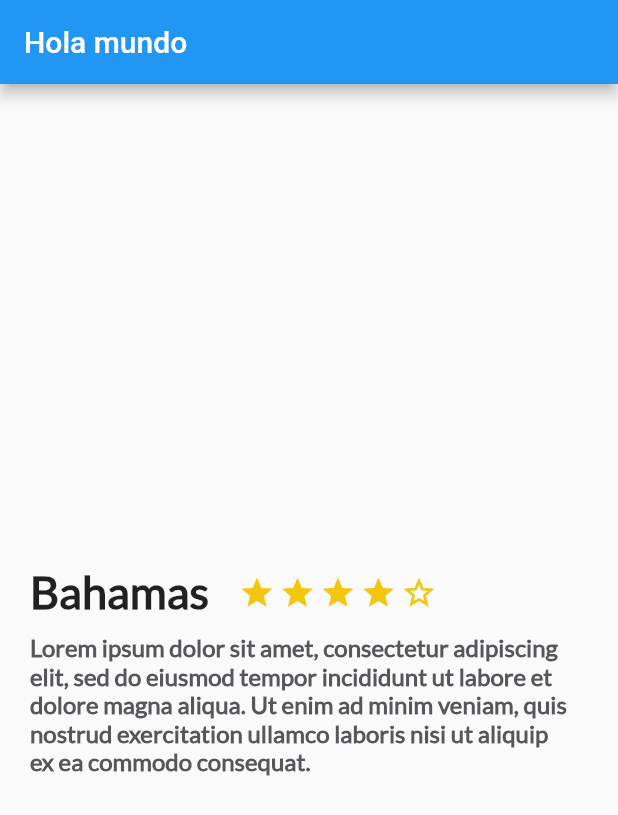
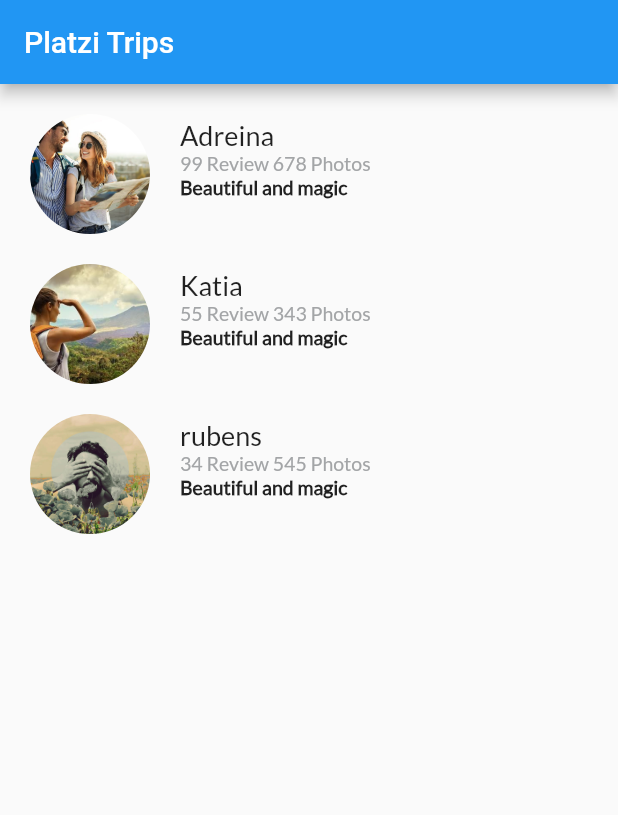
Before and after one commit to RubenToroG/platzi_trips_app, a Flutter app: the screen it shows after launch, on a phone screen of 412 x 824 dp. Shown: the top 815 px of the screen. Run offline on Flutter 3.47's test engine with Material 2 defaults, Android fonts, the phone set to English and light mode, and no system bars.

Commit message:
Seccion de reviews

```diff
--- a/lib/main.dart
+++ b/lib/main.dart
@@ -1,5 +1,6 @@
 import 'package:flutter/material.dart';
 import 'description_place.dart';
+import 'review_list.dart';
 
 void main() {
   runApp(MyApp());
@@ -28,9 +29,10 @@ class MyApp extends StatelessWidget {
         ),
         home: Scaffold(
           appBar: AppBar(
-            title: Text("Hola mundo"),
+            title: Text("Platzi Trips"),
           ),
-          body: new DescriptionPlace("Bahamas", 4, descriptionDummy),
+          //body: new DescriptionPlace("Cali - Colombia", 4, descriptionDummy),
+          body: ReviewList(),
         ));
   }
 }
--- /dev/null
+++ b/lib/review.dart
@@ -0,0 +1,64 @@
+import 'package:flutter/material.dart';
+
+class Review extends StatelessWidget {
+  String pathImage;
+  String name;
+  String details;
+  String comment;
+
+  Review(this.pathImage, this.name, this.details,
+      this.comment); //constructor que recibe el pathImage
+
+  @override
+  Widget build(BuildContext context) {
+    //TODO: implement build
+
+    final userComment = Container(
+      margin: EdgeInsets.only(left: 20.0),
+      child: Text(
+        comment,
+        textAlign: TextAlign.left,
+        style: TextStyle(
+            fontFamily: "Lato", fontSize: 13.0, fontWeight: FontWeight.w900),
+      ),
+    );
+
+    final userInfo = Container(
+      margin: EdgeInsets.only(left: 20.0),
+      child: Text(
+        details,
+        textAlign: TextAlign.left,
+        style: TextStyle(
+            fontFamily: "Lato", fontSize: 13.0, color: Color(0xFFa3a5a7)),
+      ),
+    );
+
+    final userName = Container(
+      margin: EdgeInsets.only(left: 20.0),
+      child: Text(
+        name,
+        textAlign: TextAlign.left,
+        style: TextStyle(fontFamily: "Lato", fontSize: 18.0),
+      ),
+    );
+
+    final userDetails = Column(
+      crossAxisAlignment: CrossAxisAlignment.start,
+      children: <Widget>[userName, userInfo, userComment],
+    );
+
+    final photo = Container(
+      margin: EdgeInsets.only(top: 20.0, left: 20.0),
+      width: 80.0,
+      height: 80.0,
+      decoration: BoxDecoration(
+          shape: BoxShape.circle,
+          image:
+              DecorationImage(fit: BoxFit.cover, image: AssetImage(pathImage))),
+    );
+
+    return Row(
+      children: <Widget>[photo, userDetails],
+    );
+  }
+}
--- /dev/null
+++ b/lib/review_list.dart
@@ -0,0 +1,21 @@
+import 'package:flutter/material.dart';
+import 'review.dart';
+
+class ReviewList extends StatelessWidget {
+  @override
+  Widget build(BuildContext context) {
+    //TODO: implement build
+
+    return Column(
+      crossAxisAlignment: CrossAxisAlignment.start,
+      children: <Widget>[
+        new Review("assets/img/photo.jpg", "Adreina", "99 Review 678 Photos",
+            "Beautiful and magic"),
+        new Review("assets/img/photo3.jpg", "Katia", "55 Review 343 Photos",
+            "Beautiful and magic"),
+        new Review("assets/img/photo2.jpg", "rubens", "34 Review 545 Photos",
+            "Beautiful and magic")
+      ],
+    );
+  }
+}
--- a/pubspec.yaml
+++ b/pubspec.yaml
@@ -46,8 +46,7 @@ flutter:
 
   # To add assets to your application, add an assets section, like this:
   assets:
-    - img/spacex.jpg
-  #   - images/a_dot_ham.jpeg
+    - assets/img/
 
   # An image asset can refer to one or more resolution-specific "variants", see
   # https://flutter.dev/assets-and-images/#resolution-aware.
```
Also changed, not shown: assets/img/photo.jpg (added), assets/img/photo2.jpg (added), assets/img/photo3.jpg (added), img/spacex.jpg (deleted).
